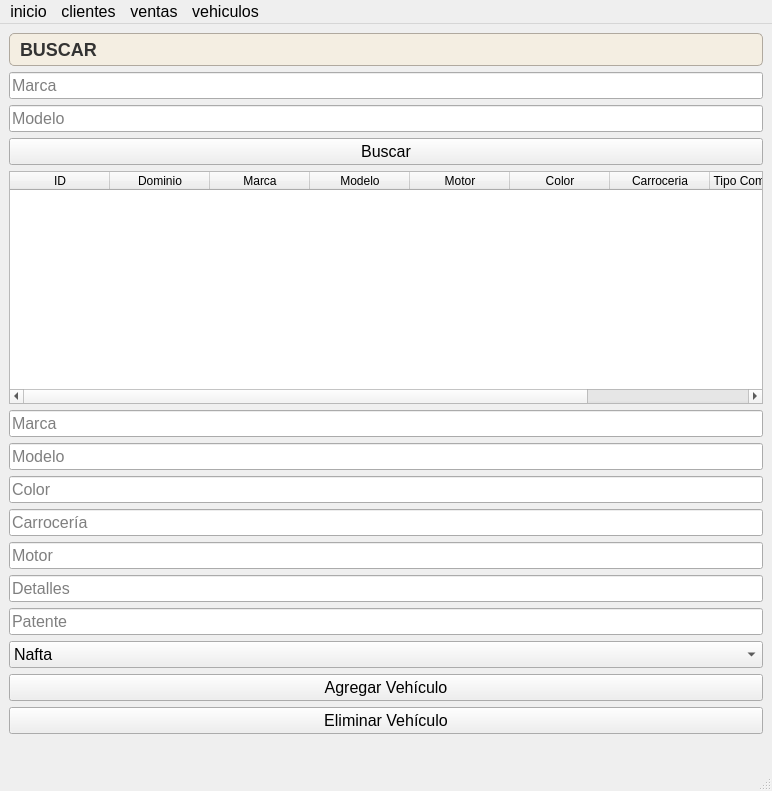
Above: src/gui/vehiculos.ui from GabrielTrejo1/Prueba before the change. Below: the same form after it.
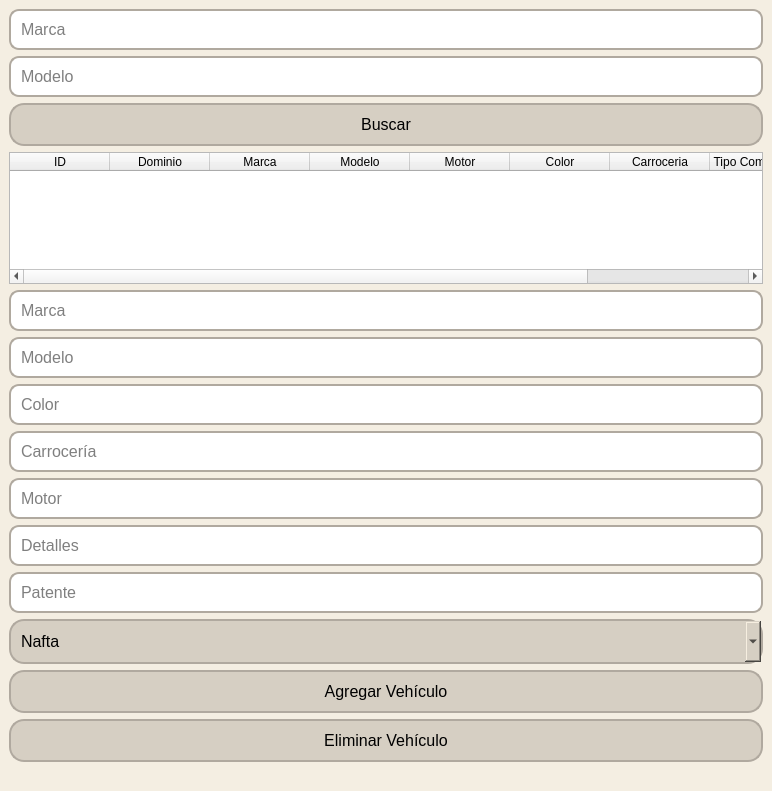
That is the form after the change.

Commit message: Filtrar Cliente por Fecha

```diff
--- a/src/gui/vehiculos.ui
+++ b/src/gui/vehiculos.ui
@@ -27,10 +27,6 @@
         border: 2px solid #b0a99f; /* Color y grosor del borde */
         border-radius: 15px; /* Bordes redondeados */
         padding: 10px; /* Espaciado interno */
-        font-size: 16px; /* Tamaño de la fuente */
-        color: #333; /* Color del texto */
-        text-align: center; /* Centrar texto */
-        transition: background-color 0.3s; /* Transición suave para el hover */
     }
 
     QPushButton:hover {
@@ -42,8 +38,6 @@
         border: 2px solid #b0a99f; /* Borde del QLineEdit */
         border-radius: 10px; /* Bordes redondeados */
         padding: 8px; /* Espaciado interno */
-        font-size: 14px; /* Tamaño de la fuente */
-        color: #333; /* Color del texto */
     }
 
     QComboBox {
@@ -51,10 +45,6 @@
         border: 2px solid #b0a99f; /* Color y grosor del borde */
         border-radius: 15px; /* Bordes redondeados */
         padding: 10px; /* Espaciado interno */
-        font-size: 16px; /* Tamaño de la fuente */
-        color: #333; /* Color del texto */
-        text-align: center; /* Centrar texto */
-        transition: background-color 0.3s; /* Transición suave para
     }</string>
   </property>
   <widget class="QWidget" name="centralwidget">
@@ -64,34 +54,13 @@
 }</string>
    </property>
    <layout class="QVBoxLayout" name="verticalLayout">
-    <item>
-     <widget class="QLabel" name="buscar">
-      <property name="font">
-       <font>
-        <family>Arial</family>
-        <pointsize>-1</pointsize>
-        <weight>75</weight>
-        <bold>true</bold>
-       </font>
-      </property>
-      <property name="styleSheet">
-       <string notr="true">    QLabel {
-        font-size: 18px; /* Tamaño de la fuente */
-        color: #333; /* Color del texto */
-        background-color: #f4eee2; /* Fondo para el QLabel */
-        padding: 5px; /* Espaciado interno */
-        border: 1px solid #b0a99f; /* Borde del QLabel */
-        border-radius: 5px; /* Bordes redondeados */
-        font-weight: bold; /* Texto en negrita */
-    }</string>
-      </property>
-      <property name="text">
-       <string>BUSCAR</string>
-      </property>
-     </widget>
-    </item>
     <item>
      <widget class="QLineEdit" name="txtMarca">
+      <property name="font">
+       <font>
+        <pointsize>12</pointsize>
+       </font>
+      </property>
       <property name="placeholderText">
        <string>Marca</string>
       </property>
@@ -99,6 +68,11 @@
     </item>
     <item>
      <widget class="QLineEdit" name="txtModelo">
+      <property name="font">
+       <font>
+        <pointsize>12</pointsize>
+       </font>
+      </property>
       <property name="placeholderText">
        <string>Modelo</string>
       </property>
@@ -106,6 +80,11 @@
     </item>
     <item>
      <widget class="QPushButton" name="btnBuscar">
+      <property name="font">
+       <font>
+        <pointsize>12</pointsize>
+       </font>
+      </property>
       <property name="text">
        <string>Buscar</string>
       </property>
@@ -175,6 +154,11 @@
     </item>
     <item>
      <widget class="QLineEdit" name="txtMarcaAdd">
+      <property name="font">
+       <font>
+        <pointsize>12</pointsize>
+       </font>
+      </property>
       <property name="placeholderText">
        <string>Marca</string>
       </property>
@@ -182,6 +166,11 @@
     </item>
     <item>
      <widget class="QLineEdit" name="txtModeloAdd">
+      <property name="font">
+       <font>
+        <pointsize>12</pointsize>
+       </font>
+      </property>
       <property name="placeholderText">
        <string>Modelo</string>
       </property>
@@ -189,6 +178,11 @@
     </item>
     <item>
      <widget class="QLineEdit" name="txtColor">
+      <property name="font">
+       <font>
+        <pointsize>12</pointsize>
+       </font>
+      </property>
       <property name="placeholderText">
        <string>Color</string>
       </property>
@@ -196,6 +190,11 @@
     </item>
     <item>
      <widget class="QLineEdit" name="txtCarroceria">
+      <property name="font">
+       <font>
+        <pointsize>12</pointsize>
+       </font>
+      </property>
       <property name="placeholderText">
        <string>Carrocería</string>
       </property>
@@ -203,6 +202,11 @@
     </item>
     <item>
      <widget class="QLineEdit" name="txtMotor">
+      <property name="font">
+       <font>
+        <pointsize>12</pointsize>
+       </font>
+      </property>
       <property name="placeholderText">
        <string>Motor</string>
       </property>
@@ -210,6 +214,11 @@
     </item>
     <item>
      <widget class="QLineEdit" name="txtDetalles">
+      <property name="font">
+       <font>
+        <pointsize>12</pointsize>
+       </font>
+      </property>
       <property name="placeholderText">
        <string>Detalles</string>
       </property>
@@ -217,6 +226,11 @@
     </item>
     <item>
      <widget class="QLineEdit" name="txtPatente">
+      <property name="font">
+       <font>
+        <pointsize>12</pointsize>
+       </font>
+      </property>
       <property name="placeholderText">
        <string>Patente</string>
       </property>
@@ -224,6 +238,11 @@
     </item>
     <item>
      <widget class="QComboBox" name="cmbCombustible">
+      <property name="font">
+       <font>
+        <pointsize>12</pointsize>
+       </font>
+      </property>
       <property name="styleSheet">
        <string notr="true"/>
       </property>
@@ -249,6 +268,11 @@
     </item>
     <item>
      <widget class="QPushButton" name="btnAgregar">
+      <property name="font">
+       <font>
+        <pointsize>12</pointsize>
+       </font>
+      </property>
       <property name="text">
        <string>Agregar Vehículo</string>
       </property>
@@ -256,6 +280,11 @@
     </item>
     <item>
      <widget class="QPushButton" name="btnEliminar">
+      <property name="font">
+       <font>
+        <pointsize>12</pointsize>
+       </font>
+      </property>
       <property name="text">
        <string>Eliminar Vehículo</string>
       </property>
@@ -270,41 +299,6 @@
     </item>
    </layout>
   </widget>
-  <widget class="QMenuBar" name="menubar">
-   <property name="geometry">
-    <rect>
-     <x>0</x>
-     <y>0</y>
-     <width>772</width>
-     <height>21</height>
-    </rect>
-   </property>
-   <widget class="QMenu" name="menuinicio">
-    <property name="title">
-     <string>inicio</string>
-    </property>
-   </widget>
-   <widget class="QMenu" name="menuclientes">
-    <property name="title">
-     <string>clientes</string>
-    </property>
-   </widget>
-   <widget class="QMenu" name="menuventas">
-    <property name="title">
-     <string>ventas</string>
-    </property>
-   </widget>
-   <widget class="QMenu" name="menuvehiculos">
-    <property name="title">
-     <string>vehiculos</string>
-    </property>
-   </widget>
-   <addaction name="menuinicio"/>
-   <addaction name="menuclientes"/>
-   <addaction name="menuventas"/>
-   <addaction name="menuvehiculos"/>
-  </widget>
-  <widget class="QStatusBar" name="statusbar"/>
  </widget>
  <resources/>
  <connections/>
```
The commit also changes 8 other files.
